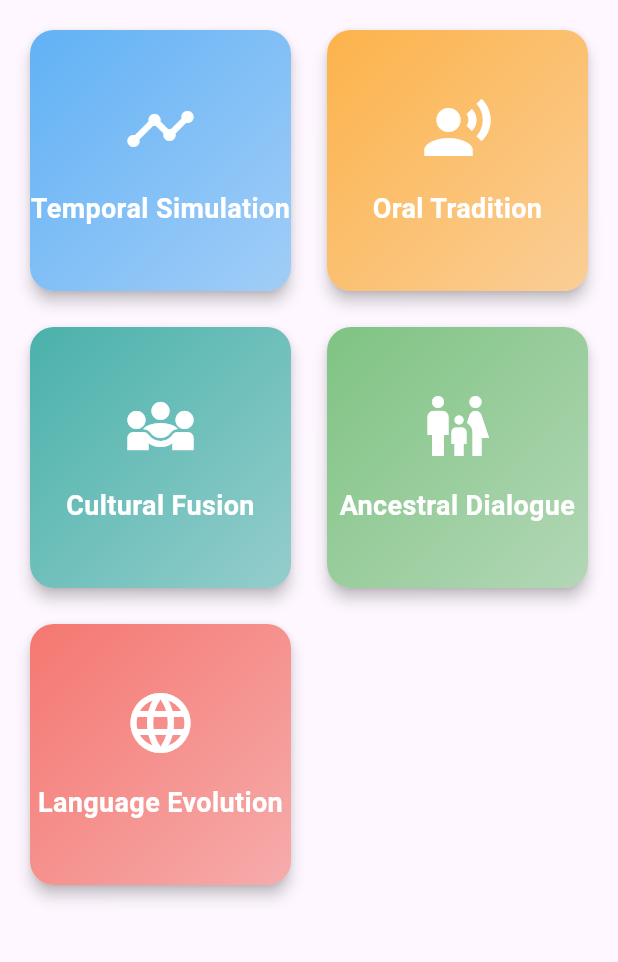
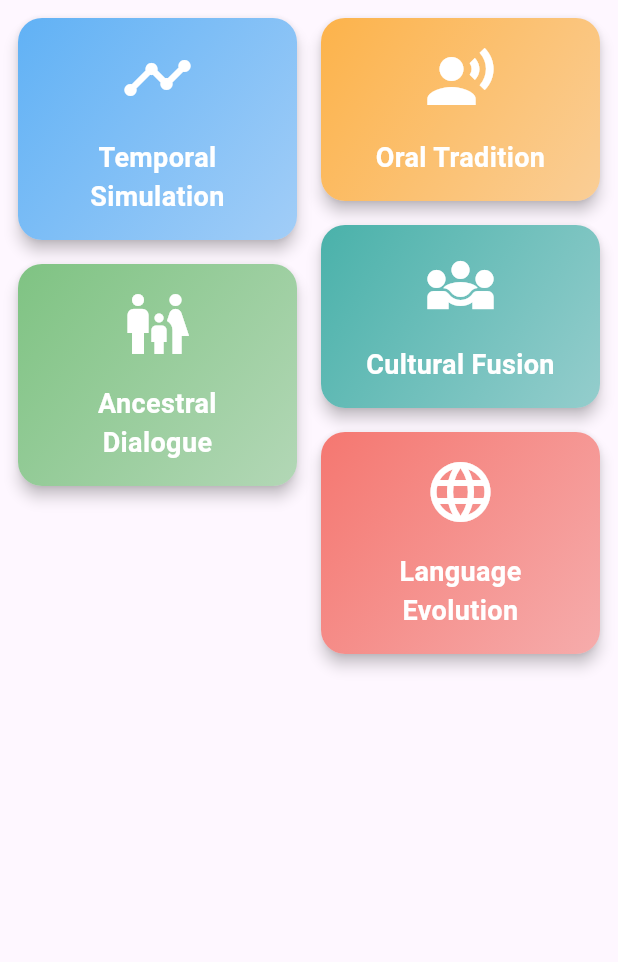
Before and after one commit to bimri/kemet-III, a Flutter app: the screen it shows after launch, on a phone screen of 412 x 824 dp, the part 84-1046 px from its top. Run offline on Flutter 3.47's test engine with Material 3 defaults, Android fonts, the phone set to English and light mode, and no system bars; our stand-ins replace firebase_core, flutter_markdown, flutter_riverpod, google_fonts, google_generative_ai, hive_flutter; accounts and stored records are empty.

Commit message:
staggered gridview

```diff
--- a/lib/views/home_page.dart
+++ b/lib/views/home_page.dart
@@ -1,4 +1,5 @@
 import 'package:flutter/material.dart';
+import 'package:flutter_staggered_grid_view/flutter_staggered_grid_view.dart';
 
 import 'temporal_cultural_simulation.dart';
 import 'oral_tradition_continuation.dart';
@@ -7,7 +8,7 @@ import 'virtual_ancestral_dialogue.dart';
 import 'predictive_language_evolution.dart';
 
 class HomePage extends StatelessWidget {
-  const HomePage({super.key});
+  HomePage({super.key});
 
   @override
   Widget build(BuildContext context) {
@@ -19,48 +20,23 @@ class HomePage extends StatelessWidget {
         ),
         backgroundColor: const Color.fromARGB(255, 52, 20, 58),
       ),
-      body: GridView.count(
+      body: Padding(
+        padding: const EdgeInsets.all(8.0),
+        child: MasonryGridView.count(
           crossAxisCount: 2,
-        padding: const EdgeInsets.all(16.0),
-        mainAxisSpacing: 16.0,
-        crossAxisSpacing: 16.0,
-        children: [
-          _buildFeatureCard(
+          mainAxisSpacing: 8,
+          crossAxisSpacing: 8,
+          itemBuilder: (context, index) {
+            return _buildFeatureCard(
               context,
-            'Temporal Simulation',
-            const TemporalCulturalSimulation(),
-            Icons.timeline,
-            Colors.blue,
+              _featureList[index]['title']!,
+              _featureList[index]['page']!,
+              _featureList[index]['icon']!,
+              _featureList[index]['color']!,
+            );
+          },
+          itemCount: _featureList.length,
         ),
-          _buildFeatureCard(
-            context,
-            'Oral Tradition',
-            const OralTraditionContinuation(),
-            Icons.record_voice_over,
-            Colors.orange,
-          ),
-          _buildFeatureCard(
-            context,
-            'Cultural Fusion',
-            const CrossCulturalFusionGenerator(),
-            Icons.diversity_3,
-            Colors.teal,
-          ),
-          _buildFeatureCard(
-            context,
-            'Ancestral Dialogue',
-            const VirtualAncestralDialogue(),
-            Icons.family_restroom,
-            Colors.green,
-          ),
-          _buildFeatureCard(
-            context,
-            'Language Evolution',
-            const PredictiveLanguageEvolution(),
-            Icons.language,
-            Colors.red,
-          ),
-        ],
       ),
     );
   }
@@ -86,7 +62,10 @@ class HomePage extends StatelessWidget {
             ),
             borderRadius: BorderRadius.circular(16.0),
           ),
+          child: Padding(
+            padding: const EdgeInsets.all(16.0),
             child: Column(
+              mainAxisSize: MainAxisSize.min,
               mainAxisAlignment: MainAxisAlignment.center,
               children: [
                 Icon(icon, size: 48.0, color: Colors.white),
@@ -104,6 +83,40 @@ class HomePage extends StatelessWidget {
             ),
           ),
         ),
+      ),
     );
   }
+
+  final List<Map<String, dynamic>> _featureList = [
+    {
+      'title': 'Temporal Simulation',
+      'page': const TemporalCulturalSimulation(),
+      'icon': Icons.timeline,
+      'color': Colors.blue,
+    },
+    {
+      'title': 'Oral Tradition',
+      'page': const OralTraditionContinuation(),
+      'icon': Icons.record_voice_over,
+      'color': Colors.orange,
+    },
+    {
+      'title': 'Cultural Fusion',
+      'page': const CrossCulturalFusionGenerator(),
+      'icon': Icons.diversity_3,
+      'color': Colors.teal,
+    },
+    {
+      'title': 'Ancestral Dialogue',
+      'page': const VirtualAncestralDialogue(),
+      'icon': Icons.family_restroom,
+      'color': Colors.green,
+    },
+    {
+      'title': 'Language Evolution',
+      'page': const PredictiveLanguageEvolution(),
+      'icon': Icons.language,
+      'color': Colors.red,
+    },
+  ];
 }
```
Lines whose indentation alone changed are shown as unchanged.
